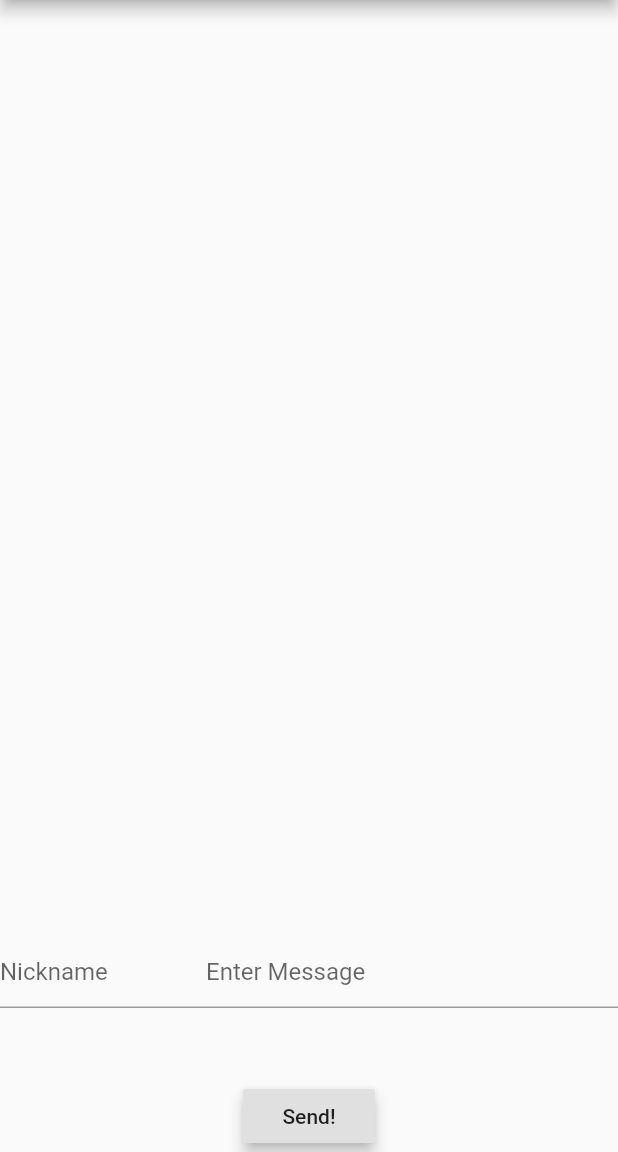
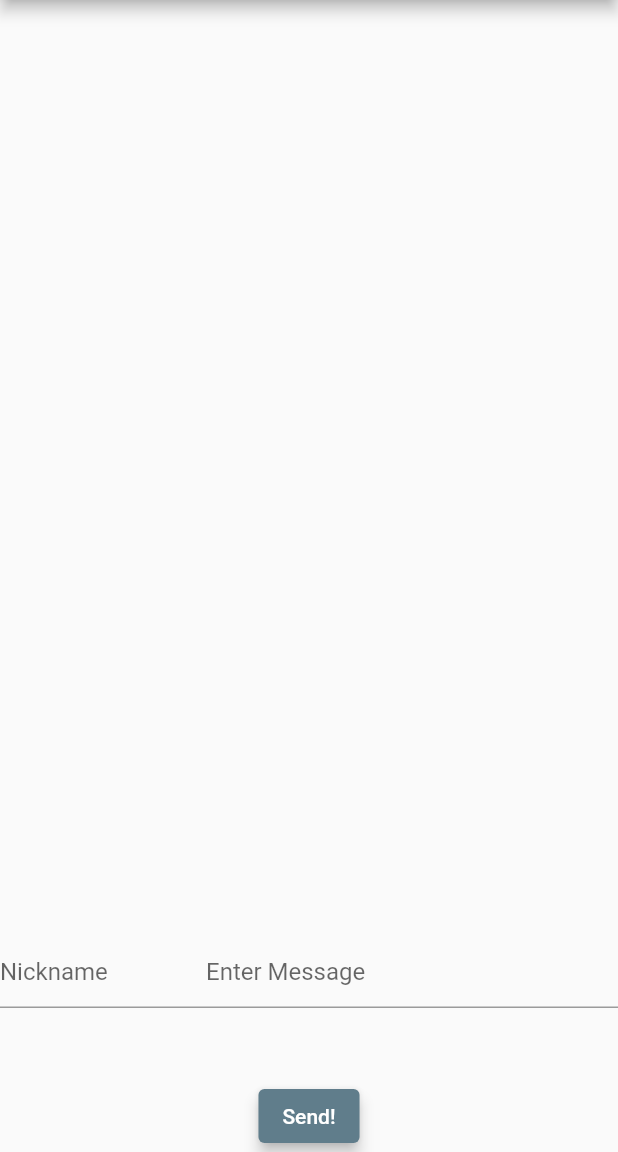
Before and after one commit to meillermedia/messenger_app, a Flutter app: the screen it shows after launch, on a phone screen of 412 x 824 dp, the part 84-1236 px from its top. Run offline on Flutter 3.47's test engine with Material 2 defaults, Android fonts, the phone set to English and light mode, and no system bars; our stand-ins replace cloud_firestore, firebase_core; accounts and stored records are empty.

```diff
--- a/lib/main.dart
+++ b/lib/main.dart
@@ -64,7 +64,9 @@ class NoteState extends State<Note> {
     stream.forEach((QuerySnapshot snap) {
       snap.docs.forEach((el) {
         var doc = el.data();
-        _addMessage(doc['user'], doc['message'], doc['date']);
+        if (doc != null) {
+          _addMessage(doc['user'], doc['message'], doc['date']);
+        }
       });
     });
   }
@@ -167,12 +169,13 @@ class NoteState extends State<Note> {
             ],
           ),
         ),
-        RaisedButton(
+        ElevatedButton(
           onPressed: () => sendMsg(txtController.text),
           child: Text("Send!"),
-          elevation: 4.0,
-          splashColor: Colors.blueGrey,
-        )
+          style: ButtonStyle(
+              elevation: MaterialStateProperty.all(4.0),
+              backgroundColor: MaterialStateProperty.all(Colors.blueGrey)),
+        ),
       ],
     );
   }
--- a/pubspec.yaml
+++ b/pubspec.yaml
@@ -6,12 +6,12 @@ publish_to: 'none' # Remove this line if you wish to publish to pub.dev
 version: 1.0.0+1
 
 environment:
-  sdk: ">=2.7.0 <3.0.0"
+  sdk: ">=2.12.0 <3.0.0"
 
 dependencies:
   flutter:
     sdk: flutter
-  cloud_firestore: ^0.14.4
+  cloud_firestore: ^1.0.1
 
   cupertino_icons: ^1.0.0
 
```
